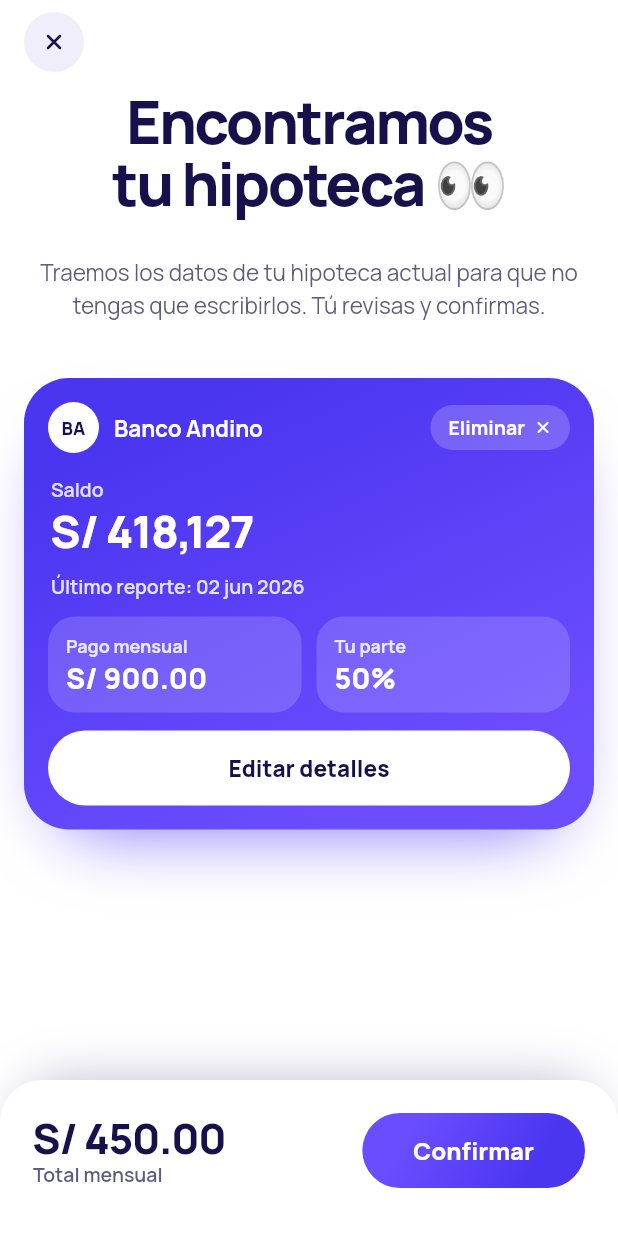
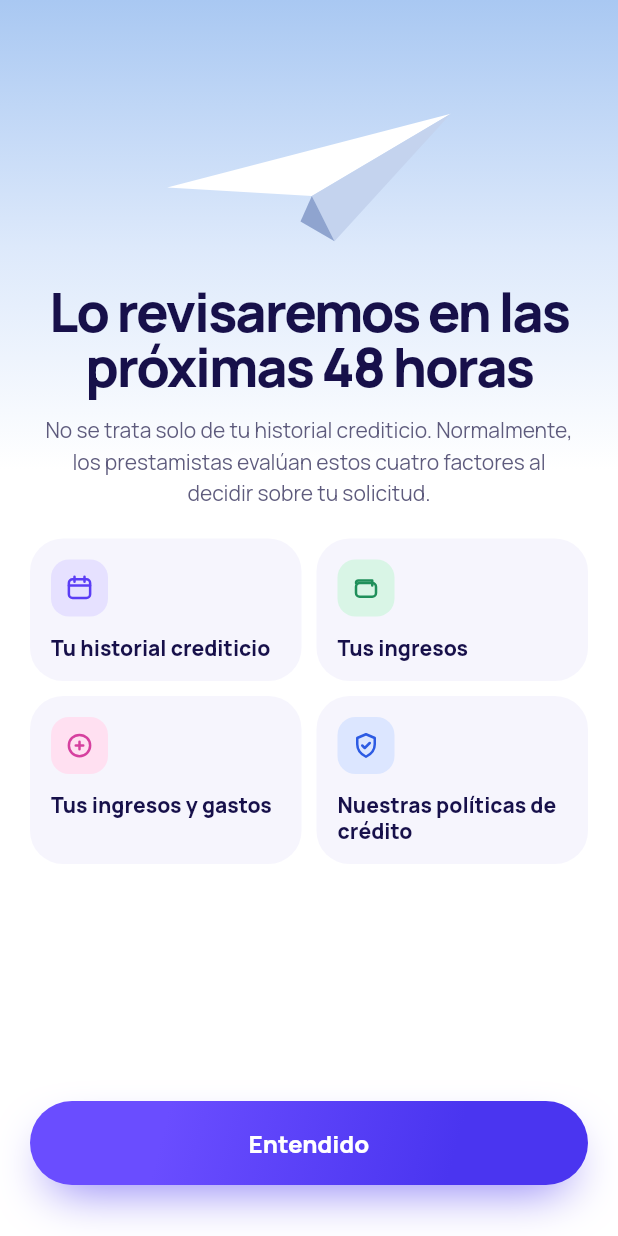
Before and after one commit to pierre-juarez/nido-bank, a Flutter app: the FoundScreen screen opened by its route, after a tap on "Confirmar", on a phone screen of 412 x 824 dp. Run offline on Flutter 3.47's test engine with Material 3 defaults, Android fonts, the phone set to English and light mode, and no system bars; our stand-ins replace flutter_svg, go_router, google_fonts.

Commit message:
feat: Add Under Review screen and update routing

```diff
--- a/lib/core/router/app_router.dart
+++ b/lib/core/router/app_router.dart
@@ -9,6 +9,7 @@
 import 'package:nido_bank/features/shared/searching_screen.dart';
 import 'package:nido_bank/features/shell/presentation/screens/main_shell.dart';
 import 'package:nido_bank/features/splash/presentation/screens/android_splash_screen.dart';
+import 'package:nido_bank/features/under_review/presentation/screens/under_review_screen.dart';
 
 /// Flujo de arranque: splash nativo → splash de Flutter → onboarding → galería.
 final appRouter = GoRouter(
@@ -42,5 +43,6 @@
       builder: (context, state) => SearchingScreen(onFinished: () => context.go(AppRoutes.found)),
     ),
     GoRoute(path: AppRoutes.found, builder: (context, state) => const FoundScreen()),
+    GoRoute(path: AppRoutes.underReview, builder: (context, state) => const UnderReviewScreen()),
   ],
 );
--- a/lib/core/router/app_routes.dart
+++ b/lib/core/router/app_routes.dart
@@ -8,4 +8,5 @@
   static const search = '/search';
   static const searching = '/searching';
   static const found = '/found';
+  static const underReview = '/under-review';
 }
--- a/lib/features/found/presentation/screens/found_screen.dart
+++ b/lib/features/found/presentation/screens/found_screen.dart
@@ -3,6 +3,7 @@
 import 'package:go_router/go_router.dart';
 import 'package:nido_bank/core/components/components.dart';
 import 'package:nido_bank/core/components/nido_bottom_bar.dart';
+import 'package:nido_bank/core/router/app_routes.dart';
 import 'package:nido_bank/core/theme/app_theme.dart';
 
 class FoundScreen extends StatefulWidget {
@@ -94,7 +95,7 @@
                 left: 0,
                 right: 0,
                 bottom: 0,
-                child: NidoBottomBar(total: _total, onPressed: () {}),
+                child: NidoBottomBar(total: _total, onPressed: () => context.go(AppRoutes.underReview)),
               ),
             ],
           ),
--- a/lib/features/shared/searching_screen.dart
+++ b/lib/features/shared/searching_screen.dart
@@ -1,5 +1,6 @@
 import 'dart:async';
 import 'package:flutter/material.dart';
+import 'package:flutter/services.dart';
 import 'package:nido_bank/core/components/nido_button.dart';
 import 'package:nido_bank/core/components/nido_search_loder.dart';
 import 'package:nido_bank/core/theme/app_theme.dart';
@@ -53,7 +54,9 @@
 
   @override
   Widget build(BuildContext context) {
-    return Scaffold(
+    return AnnotatedRegion<SystemUiOverlayStyle>(
+      value: SystemUiOverlayStyle.dark,
+      child: Scaffold(
         backgroundColor: AppColors.white,
         body: Stack(
           children: [
@@ -86,6 +89,7 @@
             ),
           ],
         ),
+      ),
     );
   }
 }
--- /dev/null
+++ b/lib/features/under_review/presentation/screens/under_review_screen.dart
@@ -0,0 +1,80 @@
+import 'package:flutter/material.dart';
+import 'package:flutter/services.dart';
+import 'package:nido_bank/core/components/info_rows.dart';
+import 'package:nido_bank/core/components/nido_button.dart';
+import 'package:nido_bank/core/components/nido_icons.dart';
+import 'package:nido_bank/core/components/nido_illustrations.dart';
+import 'package:nido_bank/core/components/nido_motion.dart';
+import 'package:nido_bank/core/theme/app_theme.dart';
+
+class UnderReviewScreen extends StatelessWidget {
+  const UnderReviewScreen({super.key});
+
+  @override
+  Widget build(BuildContext context) {
+    return AnnotatedRegion<SystemUiOverlayStyle>(
+      value: SystemUiOverlayStyle.dark,
+      child: Scaffold(
+        body: Container(
+          decoration: const BoxDecoration(gradient: AppGradients.review),
+          padding: const EdgeInsets.fromLTRB(20, 70, 20, 34),
+          child: Column(
+            children: [
+              SizedBox(
+                height: 104,
+                child: Center(
+                  child: NidoFloat(
+                    duration: const Duration(milliseconds: 3600),
+                    child: const NidoIllustration(NidoIllustrations.paperPlane, width: 230, height: 104),
+                  ),
+                ),
+              ),
+              const SizedBox(height: 14),
+              Text('Lo revisaremos en las próximas 48 horas', textAlign: TextAlign.center, style: AppTextStyles.sectionTitle),
+              const SizedBox(height: 14),
+              Padding(
+                padding: const EdgeInsets.symmetric(horizontal: 8),
+                child: Text(
+                  'No se trata solo de tu historial crediticio. Normalmente, los prestamistas evalúan estos cuatro factores al decidir sobre tu solicitud.',
+                  textAlign: TextAlign.center,
+                  style: AppTextStyles.bodySm,
+                ),
+              ),
+              const SizedBox(height: 20),
+              const NidoTileGrid(
+                children: [
+                  NidoInfoTile(
+                    icon: NidoIcons.calendar,
+                    iconColor: AppColors.primary500,
+                    iconBackground: AppColors.primary100,
+                    title: 'Tu historial crediticio',
+                  ),
+                  NidoInfoTile(
+                    icon: NidoIcons.wallet,
+                    iconColor: AppColors.green600,
+                    iconBackground: AppColors.green100,
+                    title: 'Tus ingresos',
+                  ),
+                  NidoInfoTile(
+                    icon: NidoIcons.coin,
+                    iconColor: AppColors.pink600,
+                    iconBackground: AppColors.pink100,
+                    title: 'Tus ingresos y gastos',
+                  ),
+                  NidoInfoTile(
+                    icon: NidoIcons.shield,
+                    iconColor: AppColors.blue600,
+                    iconBackground: AppColors.blue100,
+                    title: 'Nuestras políticas de crédito',
+                  ),
+                ],
+              ),
+              const Spacer(),
+              NidoButton(label: 'Entendido', onPressed: () {}),
+            ],
+          ),
+        ),
+      ),
+    );
+  }
+}
```
Lines whose indentation alone changed are shown as unchanged.
